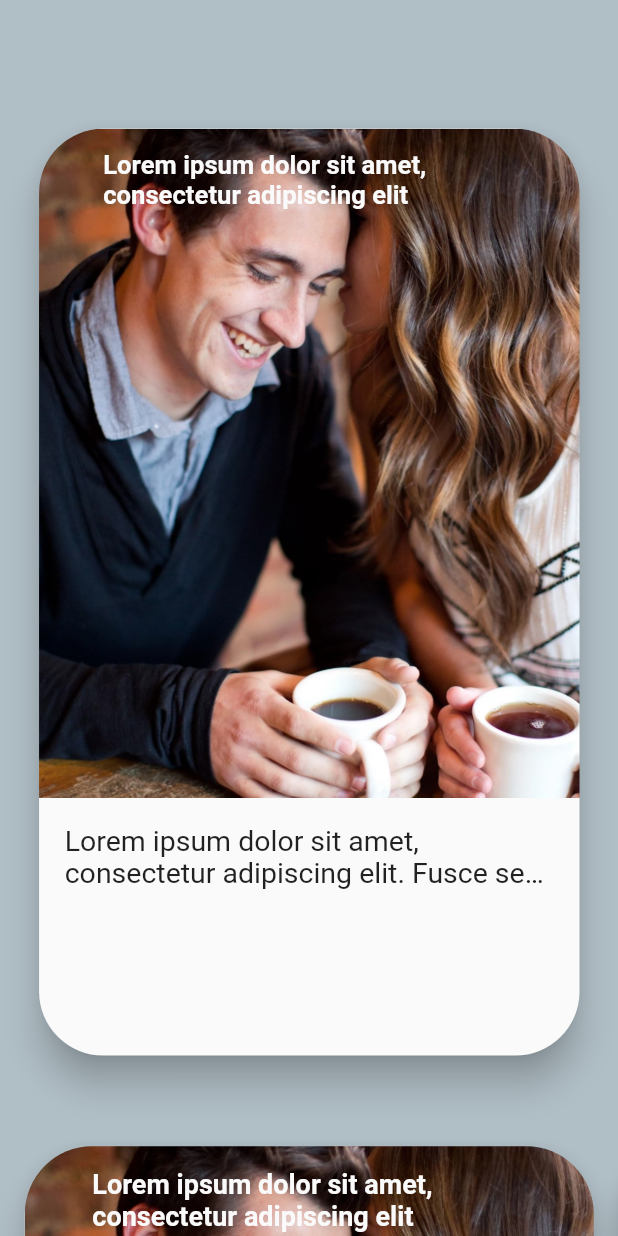
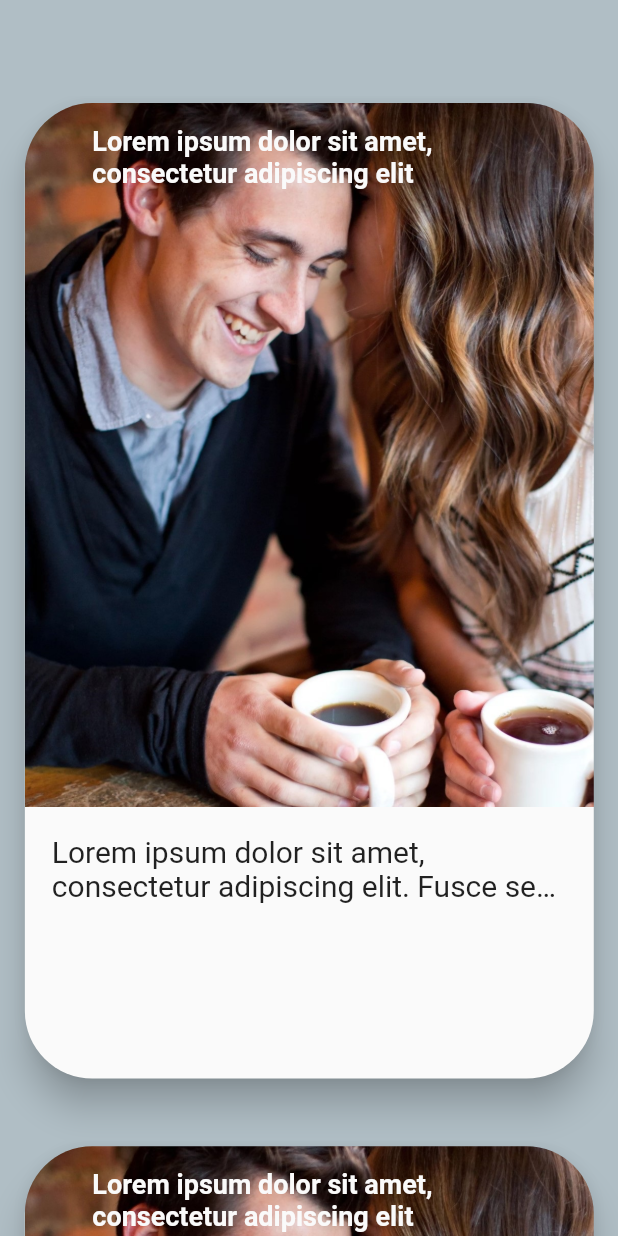
Before and after one commit to EvGen94/PageView_matrix, a Flutter app: the screen it shows after launch, on a phone screen of 412 x 824 dp. Run offline on Flutter 3.47's test engine with Material 2 defaults, Android fonts, the phone set to English and light mode, and no system bars; drawn by our look-alikes of auto_size_text.

Commit message:
transform_scale_err

```diff
--- a/lib/main_page.dart
+++ b/lib/main_page.dart
@@ -1,10 +1,6 @@
 import 'package:flutter/material.dart';
 import 'package:auto_size_text/auto_size_text.dart';
 import 'dart:math';
-
-const SCALE_FRACTION = 0.7;
-const FULL_SCALE = 0.5;
-
 
 class MainPage extends StatefulWidget {
   const MainPage({Key key}) : super(key: key);
@@ -14,35 +10,33 @@ class MainPage extends StatefulWidget {
 }
 
 class _MainPageState extends State<MainPage> {
+  var _controllerRow = PageController();
+  var _controllerColumn = PageController();
+
   List<Widget> listWidget = List<Widget>();
   List<List<Widget>> listOfLists = List<List<Widget>>();
-
-  var _controllerRow = PageController();
-
-  var _controllerColumn = PageController();
-
   List<Widget> _getNeumorphicButton(int index) {
     for (int i = 0; i < 8; i++) {
       listWidget.add(_buildNeumorphicButton(1));
     }
     listOfLists.add(listWidget);
     listWidget = List<Widget>();
-
     return listOfLists[index];
   }
- double page = 1;
-    double viewPortFraction1 = 0.95;
 
-    PageController pageController_zoom;
+  double page = 1;
+  int currentPage = 1;
+  PageController pageController_zoom0;
+  PageController pageController_zoom1;
+  PageController pageController_zoom2;
 
-    int currentPage = 1;
-
-    @override
-    void initState() {
-      pageController_zoom = PageController(
-          initialPage: currentPage, viewportFraction: viewPortFraction1);
-      super.initState();
-    }
+  @override
+  void initState() {
+    pageController_zoom0 = PageController(initialPage: currentPage);
+    pageController_zoom1 = PageController(initialPage: currentPage);
+    pageController_zoom2 = PageController(initialPage: currentPage);
+    super.initState();
+  }
 
   @override
   Widget build(BuildContext context) {
@@ -52,17 +46,12 @@ class _MainPageState extends State<MainPage> {
                   MediaQuery.of(context).size.width) +
           0.254,
     );
-    // viewportFraction: 1);
-
     _controllerColumn = PageController(
       viewportFraction: -0.128 *
               (MediaQuery.of(context).size.height /
                   MediaQuery.of(context).size.width) +
           1.1,
     );
-    //viewportFraction: 0.865);
-
-
     return Scaffold(
       backgroundColor: Colors.blueGrey.shade200,
       body: PageView(
@@ -74,7 +63,7 @@ class _MainPageState extends State<MainPage> {
                   onNotification: (ScrollNotification notification) {
                     if (notification is ScrollUpdateNotification) {
                       setState(() {
-                        page = pageController_zoom.page;
+                        page = pageController_zoom0.page;
                       });
                     }
                   },
@@ -84,15 +73,11 @@ class _MainPageState extends State<MainPage> {
                         currentPage = pos;
                       });
                     },
-                    controller: pageController_zoom,
+                    controller: pageController_zoom0,
                     itemCount: _getNeumorphicButton(0).length,
                     itemBuilder: (context, index) {
-                      final scale = max(
-                          0.4,
-                          (0.3 - (index - page).abs()) +
-                              viewPortFraction1 -0.3);
+                      final scale = max(0.4, (1 - (index - page).abs()));
                       return _buildNeumorphicButton(scale);
-
                     },
                   ),
                 ),
@@ -102,10 +87,27 @@ class _MainPageState extends State<MainPage> {
           Row(
             children: <Widget>[
               Expanded(
-                child: PageView(
-                  children: _getNeumorphicButton(1),
-                  //   physics: NeverScrollableScrollPhysics(),
-                  controller: _controllerRow,
+                child: NotificationListener<ScrollNotification>(
+                  onNotification: (ScrollNotification notification) {
+                    if (notification is ScrollUpdateNotification) {
+                      setState(() {
+                        page = pageController_zoom1.page;
+                      });
+                    }
+                  },
+                  child: PageView.builder(
+                    onPageChanged: (pos) {
+                      setState(() {
+                        currentPage = pos;
+                      });
+                    },
+                    controller: pageController_zoom1,
+                    itemCount: _getNeumorphicButton(1).length,
+                    itemBuilder: (context, index) {
+                      final scale = max(0.4, (1 - (index - page).abs()));
+                      return _buildNeumorphicButton(scale);
+                    },
+                  ),
                 ),
               ),
             ],
```
